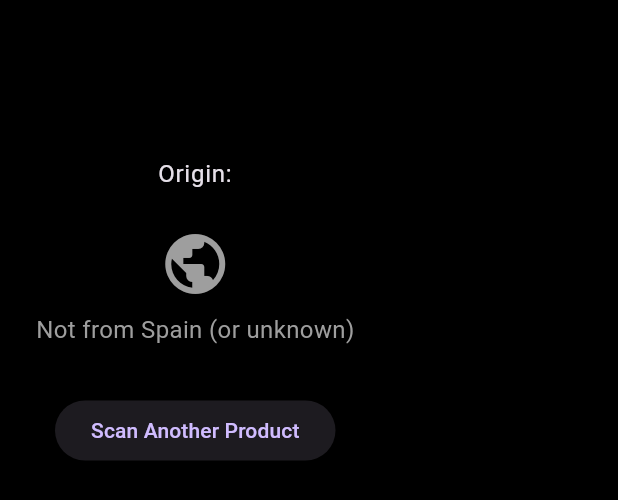
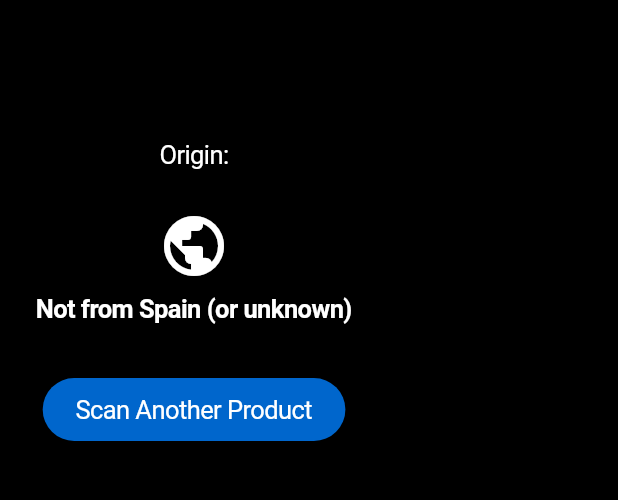
Before and after one commit to MarioMMJ/origen_productos, a Flutter app: the ResultBottomSheet widget shown alone on an empty page, opened directly with empty values, on a phone screen of 412 x 824 dp. Shown: the top 500 px of the screen. Run offline on Flutter 3.47's test engine with Material 3 defaults, Android fonts, the phone set to English and light mode, and no system bars; our stand-ins replace shared_preferences; missing offline and left inert: mobile_scanner; accounts and stored records are empty; Roboto replaces fonts that are missing (SF Pro Text).

Commit message:
feat: implement design system based on DESIGN.md
- Create global AppTheme in lib/theme.dart matching DESIGN.md specs (dark mode default).
- Apply AppTheme to MaterialApp in main.dart.
- Refactor all UI screens to remove hardcoded UI attributes and rely fully on the centralized theme context.

Co-authored-by: MarioMMJ <57090300+MarioMMJ@users.noreply.github.com>

```diff
--- a/lib/ui/restricted_countries_screen.dart
+++ b/lib/ui/restricted_countries_screen.dart
@@ -59,7 +59,6 @@ class _RestrictedCountriesScreenState extends State<RestrictedCountriesScreen> {
                     controller: _controller,
                     decoration: const InputDecoration(
                       hintText: 'Enter country name',
-                      border: OutlineInputBorder(),
                     ),
                     onSubmitted: (_) => _addCountry(),
                   ),
@@ -81,7 +80,7 @@ class _RestrictedCountriesScreenState extends State<RestrictedCountriesScreen> {
                     child: ListTile(
                       title: Text(country),
                       trailing: IconButton(
-                        icon: const Icon(Icons.delete, color: Colors.red),
+                        icon: Icon(Icons.delete, color: Theme.of(context).primaryColor),
                         onPressed: () => _removeCountry(country),
                       ),
                     ),
--- a/lib/ui/result_bottom_sheet.dart
+++ b/lib/ui/result_bottom_sheet.dart
@@ -27,18 +27,18 @@ class ResultBottomSheet extends StatelessWidget {
           const SizedBox(height: 8),
           Text(
             product.brand ?? 'Unknown Brand',
-            style: Theme.of(context).textTheme.titleMedium?.copyWith(color: Colors.grey),
+            style: Theme.of(context).textTheme.titleMedium,
             textAlign: TextAlign.center,
           ),
           const SizedBox(height: 16),
           if (restrictedCountry != null)
             Column(
               children: [
-                const Icon(Icons.warning_amber_rounded, color: Colors.red, size: 48),
+                const Icon(Icons.warning_amber_rounded, size: 48),
                 const SizedBox(height: 8),
                 Text(
                   'Avoid: Manufactured in $restrictedCountry',
-                  style: const TextStyle(color: Colors.red, fontSize: 18, fontWeight: FontWeight.bold),
+                  style: Theme.of(context).textTheme.titleLarge,
                   textAlign: TextAlign.center,
                 ),
               ],
@@ -52,24 +52,24 @@ class ResultBottomSheet extends StatelessWidget {
               ),
             const SizedBox(height: 24),
             if (product.isFromSpain)
-              const Column(
+              Column(
                 children: [
-                  Icon(Icons.check_circle, color: Colors.green, size: 48),
-                  SizedBox(height: 8),
+                  const Icon(Icons.check_circle, size: 48),
+                  const SizedBox(height: 8),
                   Text(
                     'Made in Spain',
-                    style: TextStyle(color: Colors.green, fontSize: 18, fontWeight: FontWeight.bold),
+                    style: Theme.of(context).textTheme.titleLarge,
                   ),
                 ],
               )
             else
-              const Column(
+              Column(
                 children: [
-                  Icon(Icons.public, color: Colors.grey, size: 48),
-                  SizedBox(height: 8),
+                  const Icon(Icons.public, size: 48),
+                  const SizedBox(height: 8),
                   Text(
                     'Not from Spain (or unknown)',
-                    style: TextStyle(color: Colors.grey, fontSize: 16),
+                    style: Theme.of(context).textTheme.titleLarge,
                   ),
                 ],
               ),
```
Also changed, not shown: lib/main.dart (+3 -13 lines), lib/theme.dart (added, +123 -0 lines), lib/ui/history_screen.dart (+3 -4 lines), lib/ui/restricted_items_screen.dart (+4 -4 lines), lib/ui/scanner_screen.dart (+5 -5 lines), pubspec.lock, 1 other file.
